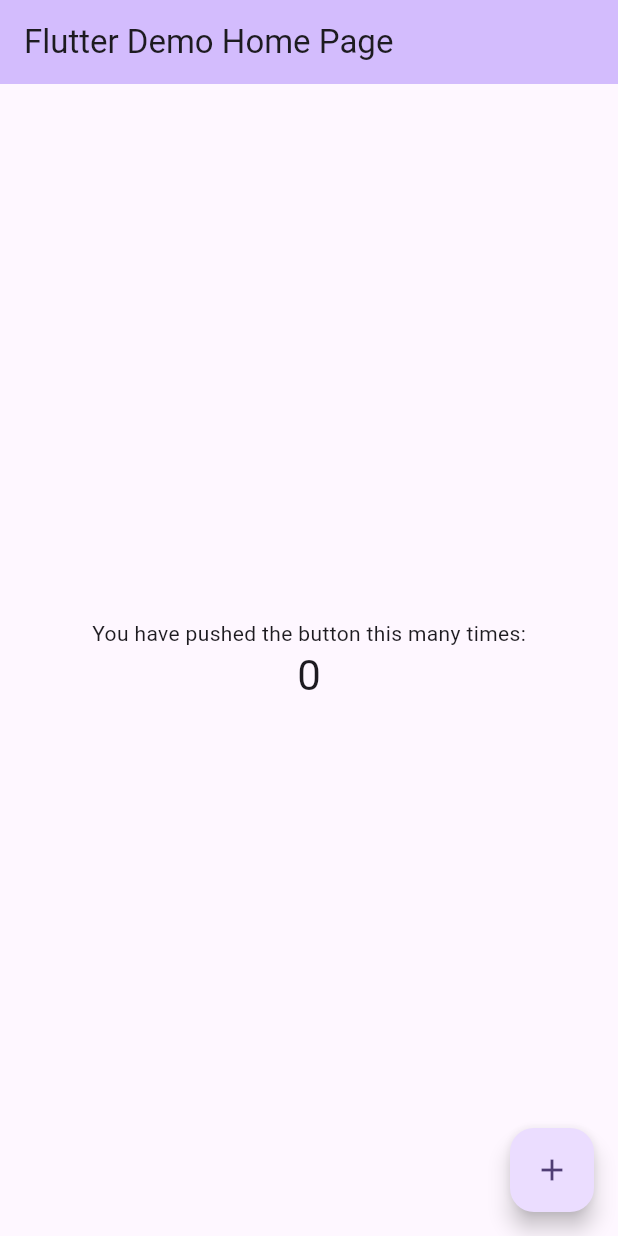
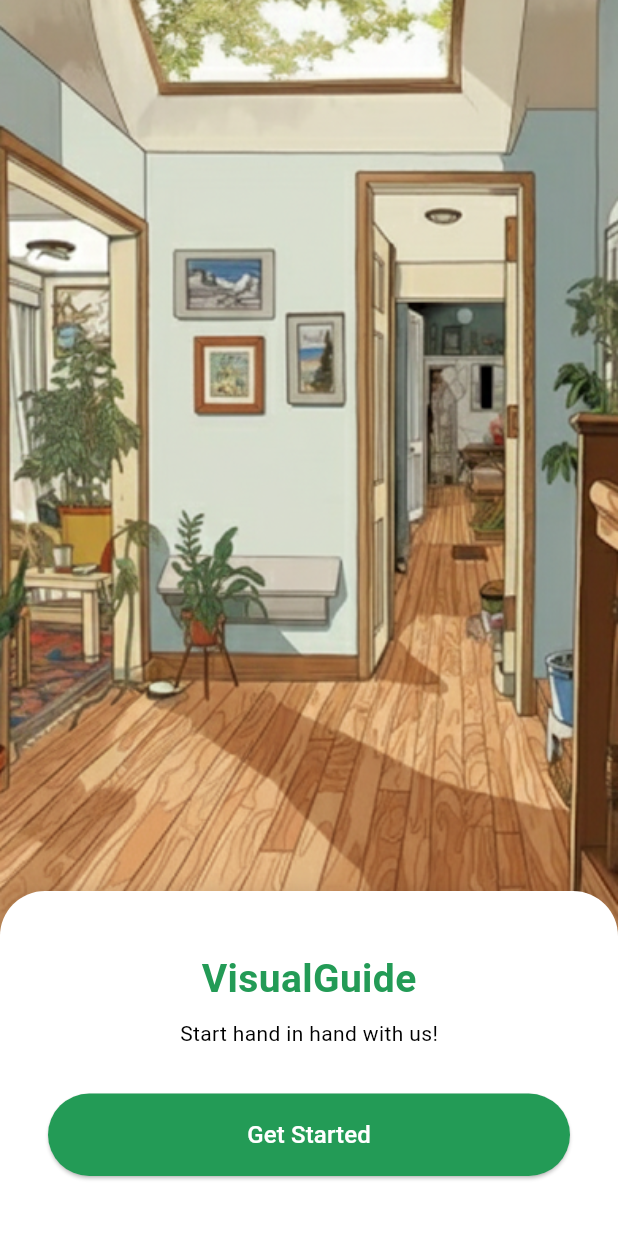
Before and after one commit to SW-Emergentes-7295/mobile-application, a Flutter app: the screen it shows after launch, on a phone screen of 412 x 824 dp. Run offline on Flutter 3.47's test engine with Material 3 defaults, Android fonts, the phone set to English and light mode, and no system bars; our stand-ins replace flutter_secure_storage.

Commit message:
feat: agregar vistas de welcome y login

```diff
--- /dev/null
+++ b/lib/IAM/views/welcome.dart
@@ -0,0 +1,83 @@
+import 'package:flutter/material.dart';
+import 'login_camera.dart';
+
+class Welcome extends StatelessWidget {
+  const Welcome({super.key});
+
+  @override
+  Widget build(BuildContext context) {
+    return Scaffold(
+      body: Container(
+        decoration: const BoxDecoration(
+          image: DecorationImage(
+            image: AssetImage(
+                'assets/images/welcome-background.png'), // cambia a tu imagen
+            fit: BoxFit.cover,
+          ),
+        ),
+        child: Column(
+          mainAxisAlignment: MainAxisAlignment.end,
+          children: [
+            Container(
+              padding: const EdgeInsets.symmetric(horizontal: 32, vertical: 40),
+              decoration: BoxDecoration(
+                color: Colors.white,
+                borderRadius: const BorderRadius.only(
+                  topLeft: Radius.circular(30),
+                  topRight: Radius.circular(30),
+                ),
+                boxShadow: [
+                  BoxShadow(
+                    color: Colors.black.withOpacity(0.1),
+                    blurRadius: 10,
+                  )
+                ],
+              ),
+              child: Column(
+                children: [
+                  const Text(
+                    'VisualGuide',
+                    style: TextStyle(
+                      fontSize: 26,
+                      fontWeight: FontWeight.bold,
+                      color: Color(0xFF239B56),
+                    ),
+                  ),
+                  const SizedBox(height: 8),
+                  const Text(
+                    'Start hand in hand with us!',
+                    style: TextStyle(color: Colors.black),
+                  ),
+                  const SizedBox(height: 30),
+                  SizedBox(
+                    width: double.infinity,
+                    child: ElevatedButton(
+                      style: ElevatedButton.styleFrom(
+                        backgroundColor: const Color(0xFF239B56),
+                        shape: RoundedRectangleBorder(
+                          borderRadius: BorderRadius.circular(30),
+                        ),
+                        padding: const EdgeInsets.symmetric(vertical: 16),
+                      ),
+                      onPressed: () {
+                        Navigator.push(
+                          context,
+                          MaterialPageRoute(
+                              builder: (_) => const LoginCamera()),
+                        );
+                      },
+                      child: const Text(
+                        'Get Started',
+                        style: TextStyle(fontSize: 16, color: Colors.white),
+                      ),
+                    ),
+                  ),
+                ],
+              ),
+            ),
+          ],
+        ),
+      ),
+    );
+  }
+}
--- a/lib/main.dart
+++ b/lib/main.dart
@@ -1,4 +1,5 @@
 import 'package:flutter/material.dart';
+import 'package:visualguide/IAM/views/welcome.dart';
 
 void main() {
   runApp(const MyApp());
@@ -31,7 +32,7 @@
         colorScheme: ColorScheme.fromSeed(seedColor: Colors.deepPurple),
         useMaterial3: true,
       ),
-      home: const MyHomePage(title: 'Flutter Demo Home Page'),
+      home: const Welcome(),
     );
   }
 }
```
Also changed, not shown: lib/IAM/views/login_camera.dart (added, +127 -0 lines), lib/IAM/views/login_email_form.dart (added, +54 -0 lines), lib/IAM/views/login_email_tabs.dart (added, +85 -0 lines), lib/IAM/views/signup_email_form.dart (added, +99 -0 lines), assets/images/welcome-background.png (added), lib/IAM/views/example.dart (deleted).
